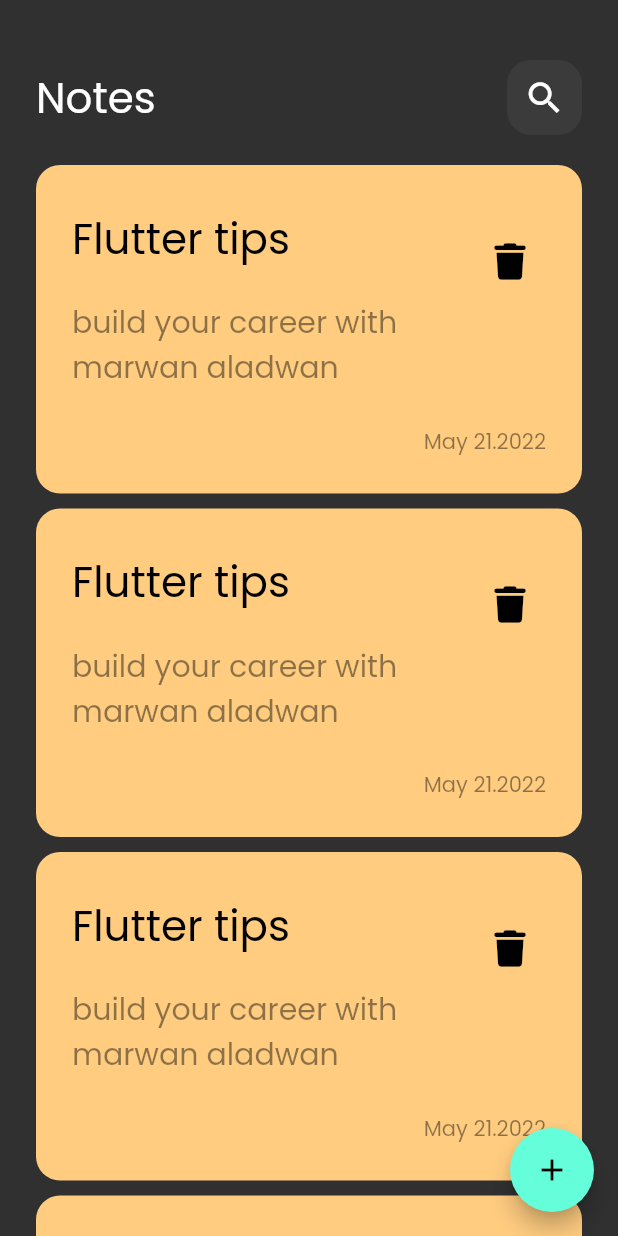
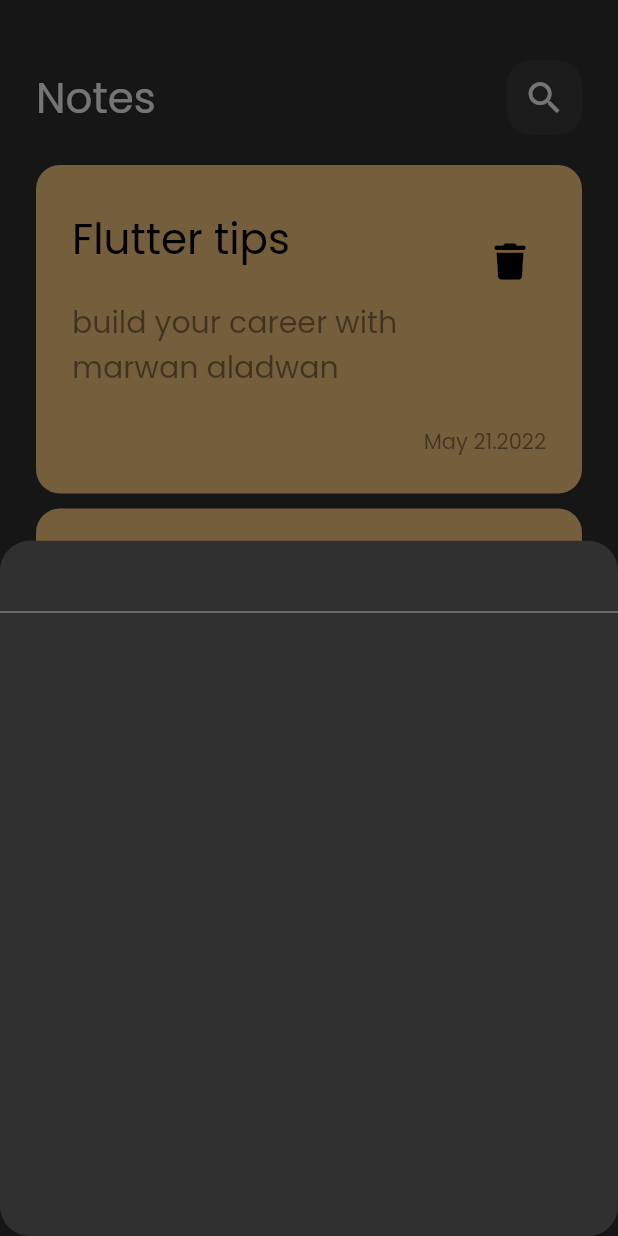
Before and after one commit to MarwanAl3dwan/notes_app, a Flutter app: the screen it shows after launch, after a tap on the "add" icon, on a phone screen of 412 x 824 dp. Run offline on Flutter 3.47's test engine with Material 2 defaults, Android fonts, the phone set to English and light mode, and no system bars; our stand-ins replace font_awesome_flutter, get.

Commit message:
add bottom sheet to notes view

```diff
--- a/lib/features/home/presentation/views/notes_view/notes_view.dart
+++ b/lib/features/home/presentation/views/notes_view/notes_view.dart
@@ -1,4 +1,5 @@
 import 'package:flutter/material.dart';
+import 'widgets/add_note_bottom_sheet.dart';
 
 import 'widgets/notes_view_body.dart';
 
@@ -9,7 +10,14 @@ class NotesView extends StatelessWidget {
   Widget build(BuildContext context) {
     return Scaffold(
       floatingActionButton: FloatingActionButton(
-        onPressed: () {},
+        onPressed: () {
+          showModalBottomSheet(
+            shape:
+                RoundedRectangleBorder(borderRadius: BorderRadius.circular(20)),
+            context: context,
+            builder: (context) => const AddNoteBottomSheet(),
+          );
+        },
         child: const Icon(Icons.add),
       ),
       body: const NotesViewBody(),
--- /dev/null
+++ b/lib/features/home/presentation/views/notes_view/widgets/add_note_bottom_sheet.dart
@@ -0,0 +1,16 @@
+import 'package:flutter/material.dart';
+
+import 'custom_text_field.dart';
+
+class AddNoteBottomSheet extends StatelessWidget {
+  const AddNoteBottomSheet({Key? key}) : super(key: key);
+
+  @override
+  Widget build(BuildContext context) {
+    return Column(
+      children: const [
+        CustomTextField(),
+      ],
+    );
+  }
+}
--- /dev/null
+++ b/lib/features/home/presentation/views/notes_view/widgets/custom_text_field.dart
@@ -0,0 +1,10 @@
+import 'package:flutter/material.dart';
+
+class CustomTextField extends StatelessWidget {
+  const CustomTextField({Key? key}) : super(key: key);
+
+  @override
+  Widget build(BuildContext context) {
+    return const TextField();
+  }
+}
--- a/lib/features/home/presentation/views/notes_view/widgets/notes_list_view.dart
+++ b/lib/features/home/presentation/views/notes_view/widgets/notes_list_view.dart
@@ -7,7 +7,9 @@ class NotesListView extends StatelessWidget {
 
   @override
   Widget build(BuildContext context) {
-    return ListView.builder(
+    return Padding(
+      padding: const EdgeInsets.only(bottom: 16),
+      child: ListView.builder(
         itemCount: 4,
         physics: const BouncingScrollPhysics(),
         shrinkWrap: true,
@@ -18,6 +20,7 @@ class NotesListView extends StatelessWidget {
             child: NoteItem(),
           );
         },
+      ),
     );
   }
 }
```
Lines whose indentation alone changed are shown as unchanged.
